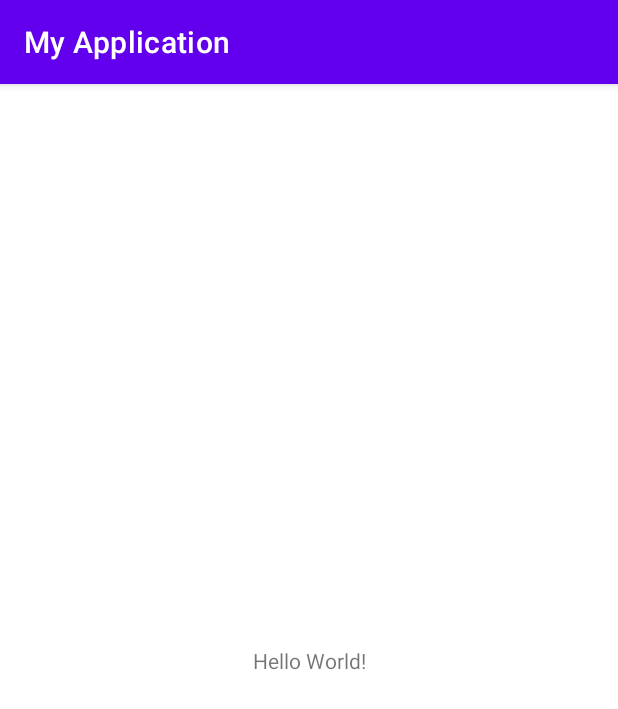
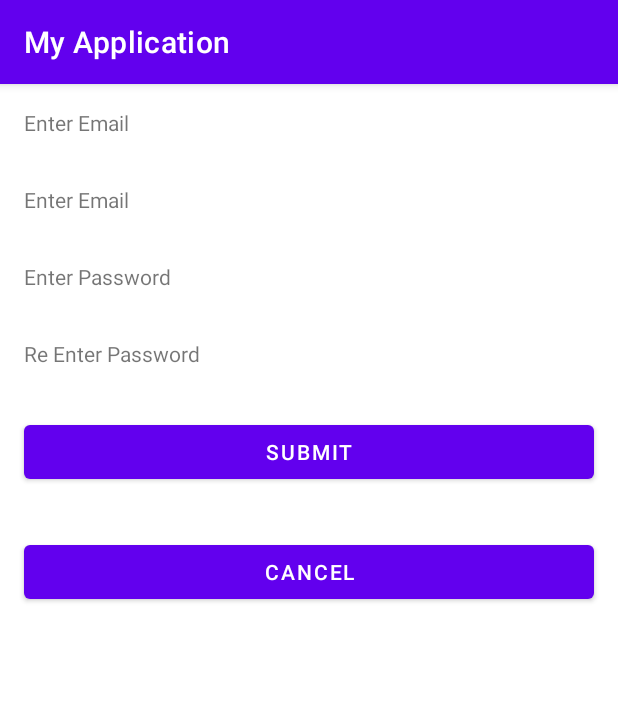
Before and after one commit to rusira12345/MADTUTORIAL_4, an Android app: the screen it shows after launch (MainActivity), on a phone screen of 412 x 824 dp. Shown: the top 709 px of the screen. Run offline under Robolectric (Android 15) with nearby library versions, the phone set to English and light mode, and no system bars.

Commit message:
designed the login form

```diff
--- a/app/src/main/res/layout/activity_main.xml
+++ b/app/src/main/res/layout/activity_main.xml
@@ -1,18 +1,47 @@
 <?xml version="1.0" encoding="utf-8"?>
-<androidx.constraintlayout.widget.ConstraintLayout xmlns:android="http://schemas.android.com/apk/res/android"
+<LinearLayout xmlns:android="http://schemas.android.com/apk/res/android"
     xmlns:app="http://schemas.android.com/apk/res-auto"
     xmlns:tools="http://schemas.android.com/tools"
     android:layout_width="match_parent"
     android:layout_height="match_parent"
+    android:orientation="vertical"
     tools:context=".MainActivity">
 
     <TextView
-        android:layout_width="wrap_content"
+        android:id="@+id/textView3"
+        android:layout_width="match_parent"
         android:layout_height="wrap_content"
-        android:text="Hello World!"
-        app:layout_constraintBottom_toBottomOf="parent"
-        app:layout_constraintEnd_toEndOf="parent"
-        app:layout_constraintStart_toStartOf="parent"
-        app:layout_constraintTop_toTopOf="parent" />
+        android:layout_margin="16dp"
+        android:text="Enter Email" />
+    <TextView
+        android:id="@+id/textView4"
+        android:layout_width="match_parent"
+        android:layout_height="wrap_content"
+        android:layout_margin="16dp"
+        android:text="Enter Email" />
+    <TextView
+        android:id="@+id/textView5"
+        android:layout_width="match_parent"
+        android:layout_height="wrap_content"
+        android:layout_margin="16dp"
+        android:text="Enter Password" />
+    <TextView
+        android:id="@+id/textView6"
+        android:layout_width="match_parent"
+        android:layout_height="wrap_content"
+        android:layout_margin="16dp"
+        android:text="Re Enter Password" />
 
-</androidx.constraintlayout.widget.ConstraintLayout>
+    <Button
+        android:id="@+id/button"
+        android:layout_width="match_parent"
+        android:layout_height="wrap_content"
+        android:layout_margin="16dp"
+        android:text="SUBMIT" />
+    <Button
+        android:id="@+id/button1"
+        android:layout_margin="16dp"
+        android:layout_width="match_parent"
+        android:layout_height="wrap_content"
+        android:text="CANCEL" />
+</LinearLayout>
```
